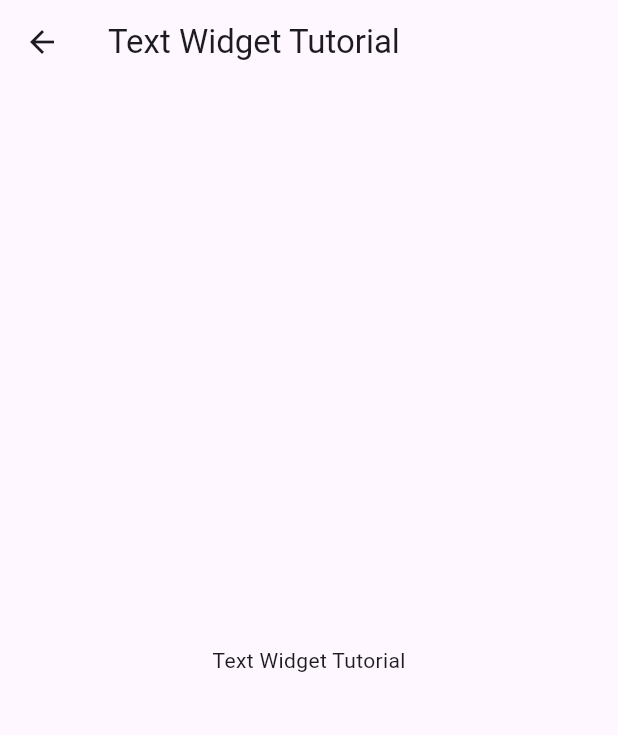
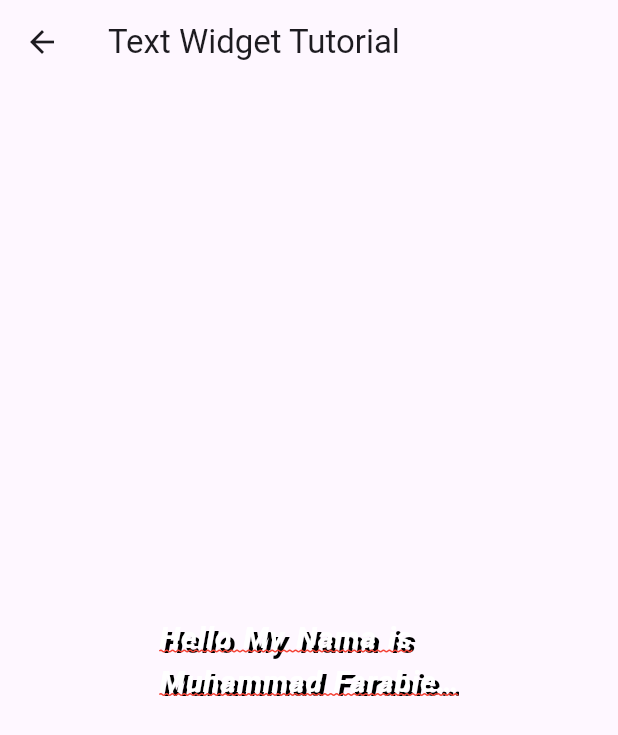
Before and after one commit to farabie/flutter_2024, a Flutter app: the TextWidgetTutorial screen opened directly, on a phone screen of 412 x 824 dp. Shown: the top 735 px of the screen. Run offline on Flutter 3.47's test engine with Material 3 defaults, Android fonts, the phone set to English and light mode, and no system bars.

Commit message:
Text Widget & Text Decoration

```diff
--- a/lib/ui/pages/text_widget_tutorial.dart
+++ b/lib/ui/pages/text_widget_tutorial.dart
@@ -1,4 +1,5 @@
 import 'package:flutter/material.dart';
+import 'package:flutter/widgets.dart';
 
 class TextWidgetTutorial extends StatelessWidget {
   const TextWidgetTutorial({super.key});
@@ -10,7 +11,35 @@ class TextWidgetTutorial extends StatelessWidget {
         title: const Text("Text Widget Tutorial"),
       ),
       body: const Center(
-        child: Text("Text Widget Tutorial"),
+        child: SizedBox(
+          width: 200,
+          child: Text(
+            "Hello My Nama is Muhammad Farabie & I Study Flutter Tutorial 2024",
+            textAlign: TextAlign.left,
+            maxLines: 2,
+            overflow: TextOverflow.ellipsis,
+            style: TextStyle(
+              // backgroundColor: Colors.red,
+              color: Colors.white,
+              fontSize: 20,
+              fontWeight: FontWeight.bold,
+              fontStyle: FontStyle.italic,
+              shadows: [
+                Shadow(
+                  blurRadius: 0,
+                  color: Colors.black,
+                  offset: Offset(3, 3)
+                )
+              ],
+              letterSpacing: 0.5,
+              wordSpacing: 2,
+              decoration: TextDecoration.underline,
+              decorationThickness: 1,
+              decorationColor: Colors.red,
+              decorationStyle: TextDecorationStyle.wavy,
+            ),
+          ),
+        ),
       ),
     );
   }
```
